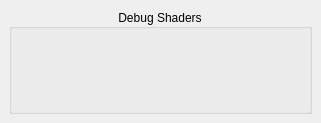
This is src/developer/main/shadertools/debugshaders/widget/ui/debugshaderUI.ui in code-google-com/mayatools as Qt 5 draws it before an edit. The edited form follows.
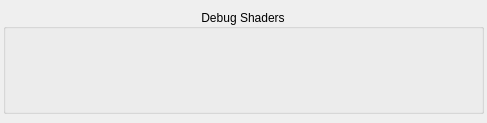
This is the edited form. Icons and pictures are not drawn.

The edit to the form file:
```diff
--- a/src/developer/main/shadertools/debugshaders/widget/ui/debugshaderUI.ui
+++ b/src/developer/main/shadertools/debugshaders/widget/ui/debugshaderUI.ui
@@ -6,7 +6,7 @@
    <rect>
     <x>0</x>
     <y>0</y>
-    <width>321</width>
+    <width>487</width>
     <height>123</height>
    </rect>
   </property>
@@ -15,6 +15,12 @@
   </property>
   <widget class="QWidget" name="centralwidget">
    <layout class="QVBoxLayout" name="verticalLayout_2">
+    <property name="leftMargin">
+     <number>3</number>
+    </property>
+    <property name="rightMargin">
+     <number>3</number>
+    </property>
     <item>
      <widget class="QGroupBox" name="groupBox">
       <property name="title">
```
